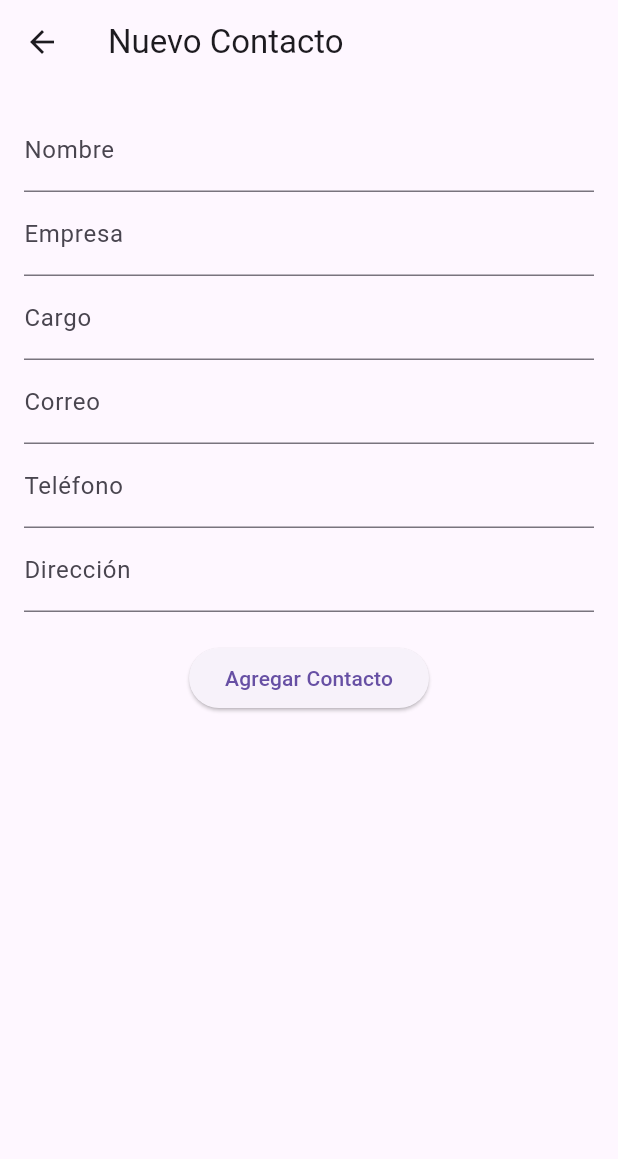
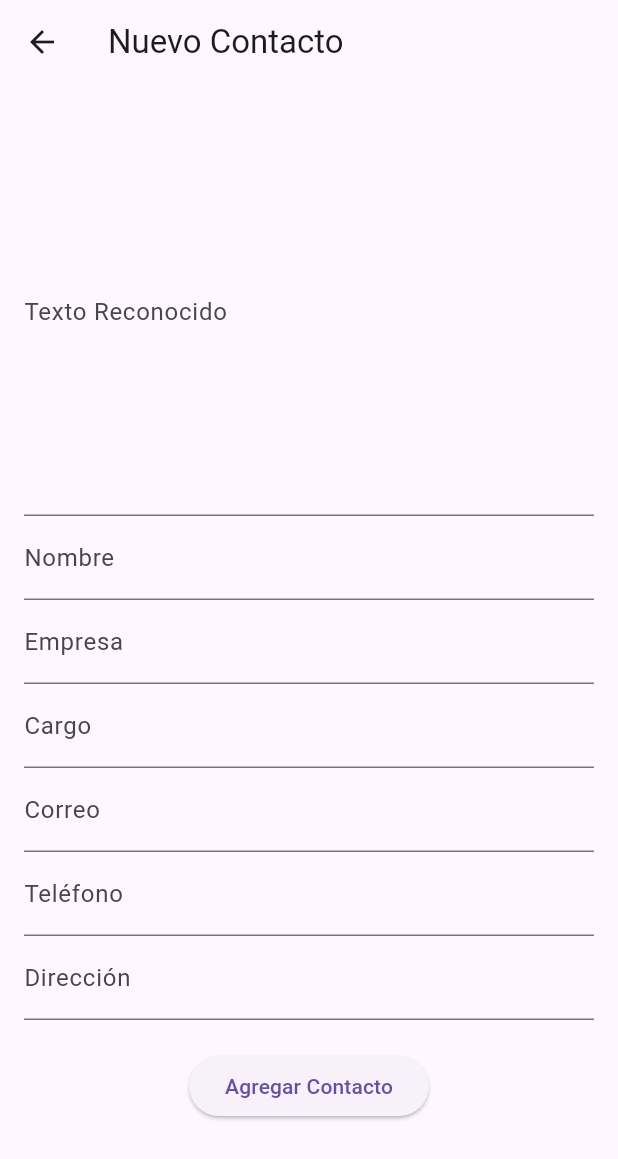
Before and after one commit to harflores/danich_ocr_contact, a Flutter app: the ContactFormScreen screen opened directly, on a phone screen of 412 x 824 dp. Shown: the top 1159 px of the screen. Run offline on Flutter 3.47's test engine with Material 3 defaults, Android fonts, the phone set to English and light mode, and no system bars; our stand-ins replace camera, sqflite; missing offline and left inert: flutter_email_sender, google_mlkit_text_recognition; accounts and stored records are empty.

Commit message:
app funcional

```diff
--- a/lib/database/database_service.dart
+++ b/lib/database/database_service.dart
@@ -17,6 +17,7 @@ class DatabaseService {
   static const String COL_CORREO = 'correo';
   static const String COL_TELEFONO = 'telefono';
   static const String COL_DIRECCION = 'direccion';
+  static const String COL_TEXTORECONOCIDO = 'textoReconocido';
 
   /// Obtener instancia de la base de datos (inicializar si es necesario)
   static Future<Database> _getDatabase() async {
@@ -39,7 +40,8 @@ class DatabaseService {
             $COL_CARGO TEXT,
             $COL_CORREO TEXT,
             $COL_TELEFONO TEXT,
-            $COL_DIRECCION TEXT
+            $COL_DIRECCION TEXT,
+            $COL_TEXTORECONOCIDO TEXT
           )
         ''');
       },
--- a/lib/main.dart
+++ b/lib/main.dart
@@ -9,6 +9,8 @@ void main() {
 }
 
 class MyApp extends StatelessWidget {
+  const MyApp({super.key});
+
   @override
   Widget build(BuildContext context) {
     return MultiProvider(
@@ -18,7 +20,7 @@ class MyApp extends StatelessWidget {
       child: MaterialApp(
         title: 'Contact Scanner',
         theme: ThemeData(
-          primarySwatch: Colors.blue,
+          primarySwatch: Colors.teal,
         ),
         home: ContactsListScreen(),
       ),
--- a/lib/models/contact.dart
+++ b/lib/models/contact.dart
@@ -7,6 +7,7 @@ class Contact {
   String correo;
   String telefono;
   String direccion;
+  String textoReconocido;
 
   Contact({
     this.id,
@@ -16,6 +17,7 @@ class Contact {
     required this.correo,
     required this.telefono,
     required this.direccion,
+    required this.textoReconocido
   });
 
   /// Constructor para crear Contact desde un Map (por ejemplo, de la base de datos)
@@ -28,6 +30,7 @@ class Contact {
       correo: map['correo'] ?? '',
       telefono: map['telefono'] ?? '',
       direccion: map['direccion'] ?? '',
+      textoReconocido: map['TextoReconocido'] ?? '',
     );
   }
 
@@ -41,6 +44,7 @@ class Contact {
       'correo': correo,
       'telefono': telefono,
       'direccion': direccion,
+      'textoReconocido': textoReconocido
     };
   }
 }
--- a/lib/ui/contact_form_screen.dart
+++ b/lib/ui/contact_form_screen.dart
@@ -22,6 +22,7 @@ class _ContactFormScreenState extends State<ContactFormScreen> {
   late TextEditingController _correoController;
   late TextEditingController _telefonoController;
   late TextEditingController _direccionController;
+  late TextEditingController _textoReconocidoController;
 
   @override
   void initState() {
@@ -33,6 +34,7 @@ class _ContactFormScreenState extends State<ContactFormScreen> {
     _correoController = TextEditingController(text: widget.contact?.correo ?? '');
     _telefonoController = TextEditingController(text: widget.contact?.telefono ?? '');
     _direccionController = TextEditingController(text: widget.contact?.direccion ?? '');
+    _textoReconocidoController = TextEditingController(text: widget.contact?.textoReconocido ?? '');
   }
 
   @override
@@ -44,6 +46,7 @@ class _ContactFormScreenState extends State<ContactFormScreen> {
     _correoController.dispose();
     _telefonoController.dispose();
     _direccionController.dispose();
+    _textoReconocidoController.dispose();
     super.dispose();
   }
 
@@ -61,6 +64,11 @@ class _ContactFormScreenState extends State<ContactFormScreen> {
           child: SingleChildScrollView(
             child: Column(
               children: [
+                TextFormField(
+                  controller: _textoReconocidoController,
+                  decoration: InputDecoration(labelText: 'Texto Reconocido'),
+                  maxLines: 10,
+                ),
                 TextFormField(
                   controller: _nombreController,
                   decoration: InputDecoration(labelText: 'Nombre'),
@@ -102,6 +110,7 @@ class _ContactFormScreenState extends State<ContactFormScreen> {
                         correo: _correoController.text,
                         telefono: _telefonoController.text,
                         direccion: _direccionController.text,
+                        textoReconocido: _textoReconocidoController.text,
                       );
                       // Usar provider para guardar en BD y actualizar estado
                       final provider = Provider.of<ContactProvider>(context, listen: false);
--- a/lib/ui/contacts_list_screen.dart
+++ b/lib/ui/contacts_list_screen.dart
@@ -39,7 +39,8 @@ class ContactsListScreen extends StatelessWidget {
             itemBuilder: (context, index) {
               Contact contact = contacts[index];
               return ListTile(
-                title: Text(contact.nombre),
+                // title: Text('${contact.textoReconocido.substring(0, 20)}...'),
+                title: Text('${contact.textoReconocido}'),
                 subtitle: Text(contact.empresa),
                 onTap: () {
                   // Ver/editar contacto existente: navegar a ContactFormScreen en modo edición
--- a/pubspec.yaml
+++ b/pubspec.yaml
@@ -36,6 +36,7 @@ dependencies:
   sqflite: ^2.4.2
   path_provider: ^2.1.5
   flutter_email_sender: ^7.0.0
+  google_mlkit_text_recognition: ^0.14.0
 
   # The following adds the Cupertino Icons font to your application.
   # Use with the CupertinoIcons class for iOS style icons.
```
Also changed, not shown: lib/services/api_service.dart (+36 -34 lines), lib/ui/camera_screen.dart (+31 -21 lines), pubspec.lock, 6 other files.
